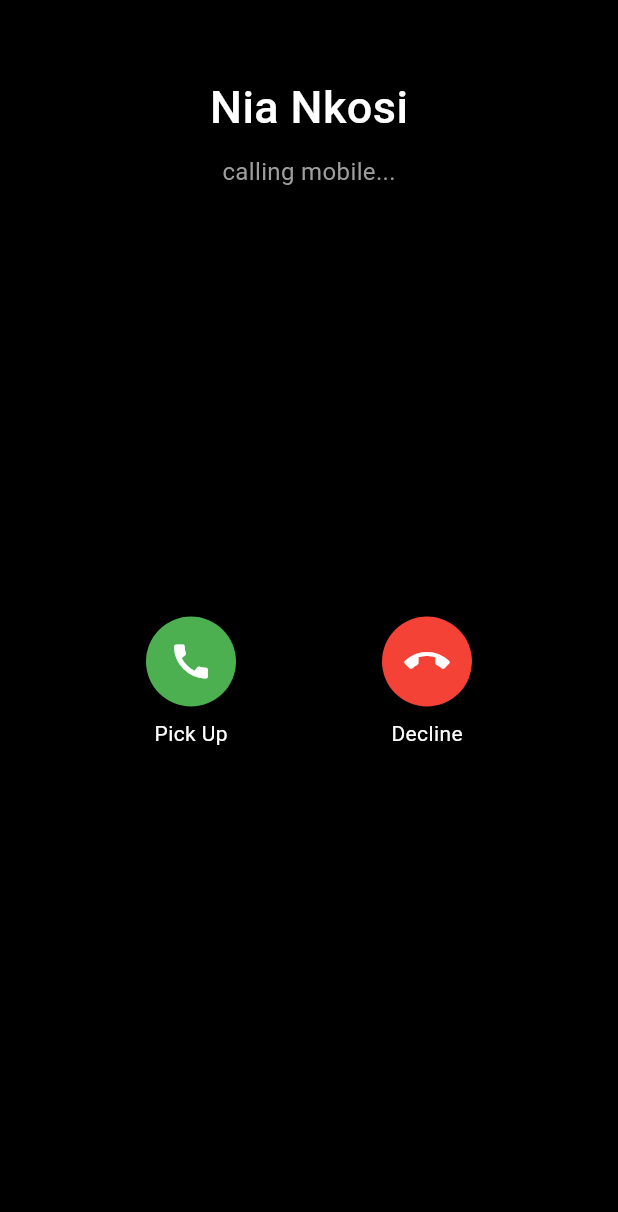
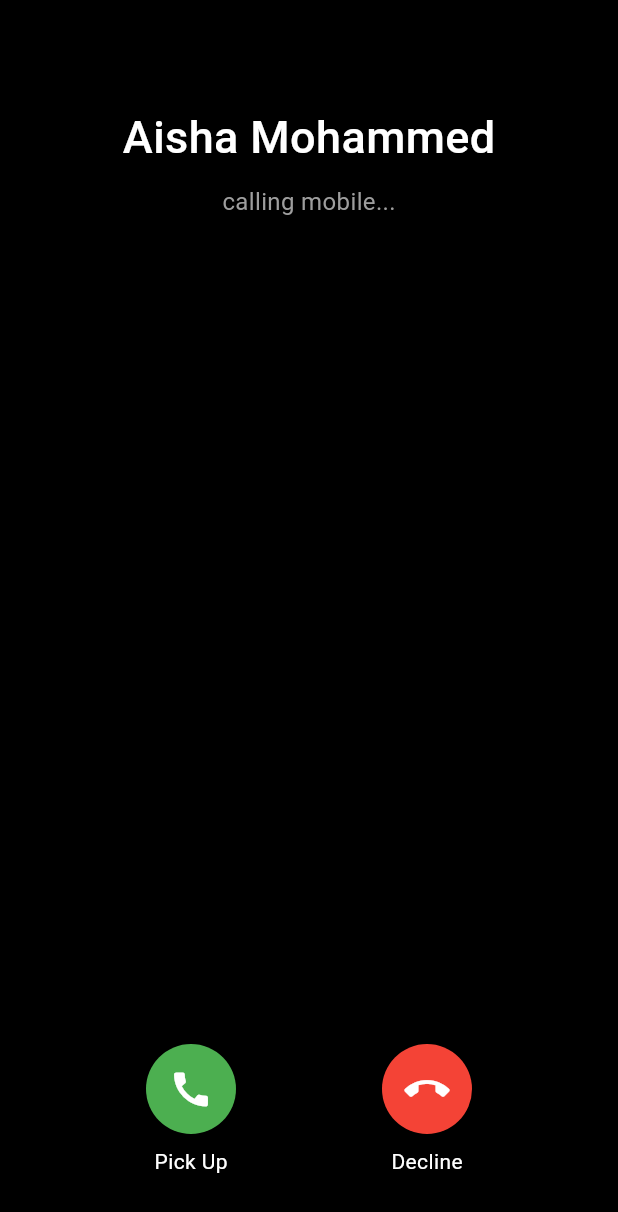
Before and after one commit to Oskarmos1/lookbusyOC, a Flutter app: the Phone screen opened by its route, on a phone screen of 412 x 824 dp. Shown: the top 1212 px of the screen. Run offline on Flutter 3.47's test engine with Material 3 defaults, Android fonts, the light colour scheme and no system bars; our stand-ins replace avatar_glow, google_fonts, google_mobile_ads, vibration; missing offline and left inert: flutter_typing_indicator; network calls fail.

Commit message:
The UI is pretty much done for a first shot

```diff
--- a/lib/mailDetail.dart
+++ b/lib/mailDetail.dart
@@ -26,7 +26,7 @@ class _MaildetailState extends State<Maildetail> {
           },
         ),
         title: const Text(
-          'Mail Detail',
+          'Busy Mail',
           style: TextStyle(
             color: Colors.white,
             fontWeight: FontWeight.bold,
--- a/lib/phone.dart
+++ b/lib/phone.dart
@@ -3,7 +3,8 @@ import 'dart:math';
 
 import 'package:flutter/material.dart';
 import 'package:flutter/services.dart';
-import 'package:lookbusy/emails.dart';
+import 'package:google_fonts/google_fonts.dart'; // Import google_fonts package
+import 'package:lookbusy/emails.dart'; // Ensure this file exists and contains the required names
 import 'package:vibration/vibration.dart';
 
 class Phone extends StatefulWidget {
@@ -18,38 +19,46 @@ class _PhoneState extends State<Phone> {
       1.0; // Initially, the incoming call screen is visible.
   double callOpacity = 0.0; // Call screen (after pick-up) starts invisible.
   double postCallOpacity = 0.0;
+  Color muteBackgroundColor = Colors.grey[800]!;
+  Color muteIconColor = Colors.white;
+  Color speakerBackgroundColor = Colors.grey[800]!;
+  Color speakerIconColor = Colors.white;
   List<Timer> timers = [];
   bool isMuted = false;
-  bool isCallActive = false;
+  bool isSpeakerOn = false; // Speaker button state
+  bool isCallActive = false; // Indicates if the call is active
   Timer? callTimer;
   int callDuration = 0;
   bool started = true;
   String randomName = "Contact Name";
+
   @override
   void dispose() {
-    super.dispose();
     for (var timer in timers) {
       timer.cancel();
     }
+    callTimer?.cancel(); // Ensure the call timer is also canceled
+    super.dispose();
   }
 
   @override
   Widget build(BuildContext context) {
-    if (started == true) {
-      Random rnd = new Random();
-      randomName = MyMails.names[rnd.nextInt(MyMails.names.length - 1)];
+    if (started) {
+      Random rnd = Random();
+      randomName = MyMails.names[rnd.nextInt(MyMails.names.length)];
       started = false;
+
       Clipboard.setData(ClipboardData(text: ''));
       for (int i = 0; i < 10; i++) {
         timers.add(Timer(Duration(seconds: i * 4), () {
-          if (isCallActive == false) {
+          if (!isCallActive) {
             Vibration.vibrate(amplitude: 250, duration: 1000);
           }
         }));
       }
 
       Timer(Duration(seconds: 40), () {
-        if (mounted) {
+        if (mounted && callOpacity == 0.0) {
           setState(() {
             preCallOpacity = 0.0;
             postCallOpacity = 1.0;
@@ -57,6 +66,7 @@ class _PhoneState extends State<Phone> {
         }
       });
     }
+
     return Scaffold(
       backgroundColor: Colors.black,
       body: SafeArea(
@@ -70,12 +80,12 @@ class _PhoneState extends State<Phone> {
                   mainAxisAlignment: MainAxisAlignment.spaceBetween,
                   children: [
                     Padding(
-                      padding: const EdgeInsets.only(top: 50.0),
+                      padding: const EdgeInsets.only(top: 70.0),
                       child: Column(
                         children: [
                           Text(
                             randomName,
-                            style: TextStyle(
+                            style: GoogleFonts.roboto(
                               color: Colors.white,
                               fontSize: 30,
                               fontWeight: FontWeight.w500,
@@ -84,7 +94,7 @@ class _PhoneState extends State<Phone> {
                           SizedBox(height: 10),
                           Text(
                             "calling mobile...",
-                            style: TextStyle(
+                            style: GoogleFonts.roboto(
                               color: Colors.grey,
                               fontSize: 16,
                             ),
@@ -92,6 +102,7 @@ class _PhoneState extends State<Phone> {
                         ],
                       ),
                     ),
+                    Spacer(),
                     // Buttons for Pick up and Decline
                     Row(
                       mainAxisAlignment: MainAxisAlignment.spaceEvenly,
@@ -103,6 +114,7 @@ class _PhoneState extends State<Phone> {
                             preCallOpacity = 0.0;
                             callOpacity =
                                 1.0; // Now the call screen is visible.
+                            isCallActive = true; // Set call active to true
                             for (var timer in timers) {
                               timer.cancel();
                             }
@@ -113,6 +125,9 @@ class _PhoneState extends State<Phone> {
                             Icons.call_end, "Decline", Colors.red, () {
                           // Decline the call
                           setState(() {
+                            for (var timer in timers) {
+                              timer.cancel();
+                            }
                             preCallOpacity = 0.0;
                             postCallOpacity =
                                 1.0; // Transition to call end screen
@@ -137,7 +152,7 @@ class _PhoneState extends State<Phone> {
                     children: [
                       Text(
                         randomName,
-                        style: TextStyle(
+                        style: GoogleFonts.roboto(
                           color: Colors.white,
                           fontSize: 30,
                           fontWeight: FontWeight.w500,
@@ -146,7 +161,7 @@ class _PhoneState extends State<Phone> {
                       const SizedBox(height: 10),
                       Text(
                         _formatCallDuration(callDuration),
-                        style: TextStyle(
+                        style: GoogleFonts.roboto(
                           fontSize: 18,
                           fontWeight: FontWeight.w600,
                           color: Colors.white,
@@ -165,10 +180,29 @@ class _PhoneState extends State<Phone> {
                               Icons.mic_off, isMuted ? "Unmute" : "Mute", () {
                             setState(() {
                               isMuted = !isMuted;
+                              if (isMuted) {
+                                muteBackgroundColor = Colors.white;
+                                muteIconColor = Colors.grey;
+                              } else {
+                                muteBackgroundColor = Colors.grey[800]!;
+                                muteIconColor = Colors.white;
+                              }
                             });
-                          }),
+                          }, muteBackgroundColor, muteIconColor),
                           _buildCallButton(Icons.dialpad, "Keypad"),
-                          _buildCallButton(Icons.volume_up, "Audio"),
+                          _buildCallButton(Icons.volume_up,
+                              isSpeakerOn ? "Speaker" : "Speaker", () {
+                            setState(() {
+                              isSpeakerOn = !isSpeakerOn;
+                              if (isSpeakerOn) {
+                                speakerBackgroundColor = Colors.white;
+                                speakerIconColor = Colors.grey;
+                              } else {
+                                speakerBackgroundColor = Colors.grey[800]!;
+                                speakerIconColor = Colors.white;
+                              }
+                            });
+                          }, speakerBackgroundColor, speakerIconColor),
                         ],
                       ),
                       const SizedBox(height: 20),
@@ -184,21 +218,25 @@ class _PhoneState extends State<Phone> {
                   ),
 
                   // End call button
-                  Padding(
-                    padding: const EdgeInsets.only(bottom: 30.0),
+
+                  Container(
+                    decoration: BoxDecoration(
+                      shape: BoxShape.circle,
+                      color: Colors.red,
+                    ),
                     child: IconButton(
                       onPressed: () {
                         setState(() {
                           callOpacity = 0.0;
                           postCallOpacity = 1.0; // Show call end screen
-                          isCallActive = false;
+                          isCallActive = false; // Set call active to false
                         });
                         _endCallTimer();
                       },
                       icon: const Icon(Icons.call_end, color: Colors.white),
-                      iconSize: 60,
+                      iconSize: 40,
                       color: Colors.red,
-                      padding: const EdgeInsets.all(20),
+                      padding: const EdgeInsets.all(15),
                       splashRadius: 35,
                       splashColor: Colors.redAccent,
                     ),
@@ -220,6 +258,7 @@ class _PhoneState extends State<Phone> {
                         fontSize: 24,
                         fontWeight: FontWeight.bold,
                         color: Colors.white,
+                        fontFamily: 'Roboto',
                       ),
                     ),
                     const SizedBox(height: 20),
@@ -240,19 +279,22 @@ class _PhoneState extends State<Phone> {
     );
   }
 
-  Widget _buildCallButton(IconData icon, String label, [VoidCallback? onTap]) {
+  Widget _buildCallButton(IconData icon, String label,
+      [VoidCallback? onTap, Color? backgroundColor, Color? iconColor]) {
     return Column(
       children: [
         InkWell(
           onTap: onTap,
           child: CircleAvatar(
-            backgroundColor: Colors.grey[800],
+            backgroundColor: backgroundColor ?? Colors.grey[800],
             radius: 30,
-            child: Icon(icon, color: Colors.white, size: 30),
+            child: Icon(icon, color: iconColor ?? Colors.white, size: 30),
           ),
         ),
         const SizedBox(height: 8),
-        Text(label, style: const TextStyle(color: Colors.white, fontSize: 14)),
+        Text(label,
+            style: GoogleFonts.roboto(
+                color: iconColor ?? Colors.white, fontSize: 14)),
       ],
     );
   }
@@ -270,7 +312,8 @@ class _PhoneState extends State<Phone> {
           ),
         ),
         const SizedBox(height: 8),
-        Text(label, style: const TextStyle(color: Colors.white, fontSize: 14)),
+        Text(label,
+            style: GoogleFonts.roboto(color: Colors.white, fontSize: 14)),
       ],
     );
   }
@@ -278,6 +321,7 @@ class _PhoneState extends State<Phone> {
   void _startCallTimer() {
     callTimer = Timer.periodic(const Duration(seconds: 1), (Timer timer) {
       if (isCallActive) {
+        // Check if the call is active before incrementing
         setState(() {
           callDuration++;
         });
```
Also changed, not shown: lib/mail.dart (+7 -4 lines), lib/messenger.dart (+49 -11 lines), 1 other file.
